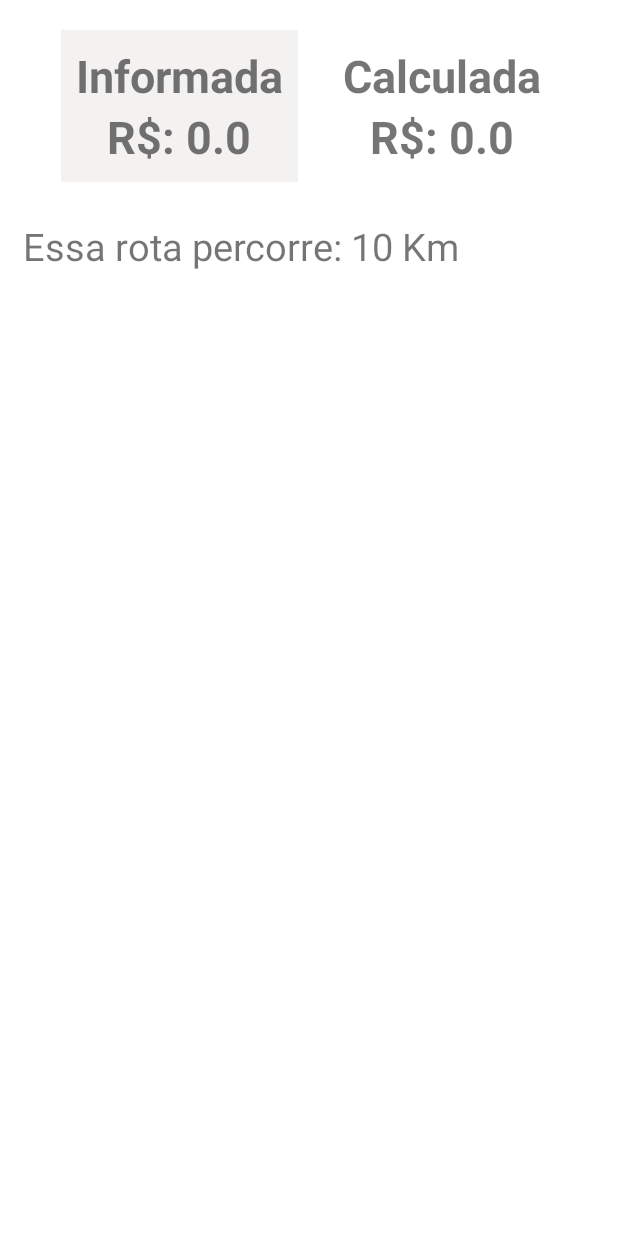
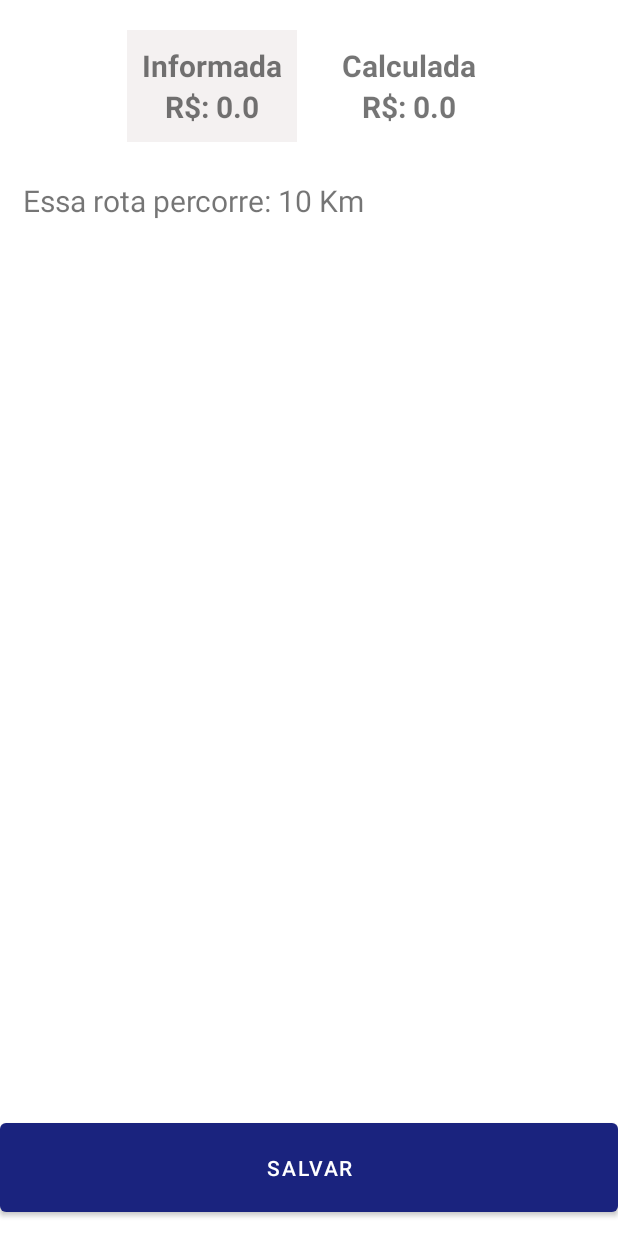
Before and after one commit to luizsfl/custoFrete, an Android app: the fragment CalculoRotaFragment placed in its activity, on a phone screen of 412 x 824 dp. Run offline under Robolectric (Android 15) with nearby library versions, the phone set to English and light mode, and no system bars; our stand-ins replace Firebase (no records; nobody signed in at launch, a user with empty details on screens opened directly); libraries missing offline, so code that uses them is left out: com.squareup.okhttp; 5 statements that could not run were skipped.

Commit message:
Inicio do salvamento da entregaRota

```diff
--- a/app/src/main/java/com/example/custofrete/data/di/AppModule.kt
+++ b/app/src/main/java/com/example/custofrete/data/di/AppModule.kt
@@ -1,15 +1,23 @@
 package com.example.custofrete.data.di
 
 import com.example.custofrete.data.repository.remoteDataSource.dao.DadosVeiculoDao
+import com.example.custofrete.data.repository.remoteDataSource.dao.EntregaRotaDao
 import com.example.custofrete.data.repository.remoteDataSource.dao.UsuarioDao
 import com.example.custofrete.data.repository.remoteDataSource.dataSource.dadosVeiculo.DadosVeiculoDataSource
 import com.example.custofrete.data.repository.remoteDataSource.dataSource.dadosVeiculo.DadosVeiculoDataSourceImp
+import com.example.custofrete.data.repository.remoteDataSource.dataSource.entregaRota.EntregaRotaDataSource
+import com.example.custofrete.data.repository.remoteDataSource.dataSource.entregaRota.EntregaRotaDataSourceImp
 import com.example.custofrete.data.repository.remoteDataSource.dataSource.usuario.UsuarioDataSource
 import com.example.custofrete.data.repository.remoteDataSource.dataSource.usuario.UsuarioDataSourceImp
 import com.example.custofrete.data.repository.repositoryImp.DadosVeiculoRepositoryImp
+import com.example.custofrete.data.repository.repositoryImp.EntregaRotaRepositoryImp
 import com.example.custofrete.data.repository.repositoryImp.UsuarioRepositoryImp
 import com.example.custofrete.domain.repository.DadosVeiculoRepository
+import com.example.custofrete.domain.repository.EntregaRotaRepository
 import com.example.custofrete.domain.repository.UsuarioRepository
+import com.example.custofrete.domain.useCase.entregaRota.EntregaRotaAddUseCase
+import com.example.custofrete.domain.useCase.entregaRota.EntregaRotaInteractor
+import com.example.custofrete.domain.useCase.entregaRota.EntregaRotaInteractorImp
 import com.example.custofrete.domain.useCase.usuario.UsuarioAddUseCase
 import com.example.custofrete.domain.useCase.usuario.UsuarioInteractor
 import com.example.custofrete.domain.useCase.usuario.UsuarioInteractorImp
@@ -19,7 +27,7 @@ import com.example.custofrete.domain.useCase.veiculo.DadosVeiculoGetUseCase
 import com.example.custofrete.domain.useCase.veiculo.DadosVeiculoInteractor
 import com.example.custofrete.domain.useCase.veiculo.DadosVeiculoInteractorImp
 import com.example.custofrete.presentation.cadastroLogin.CadastroLoginViewModel
-import com.example.custofrete.presentation.calculo.CalculoRotaViewModel
+import com.example.custofrete.presentation.calculoRota.CalculoRotaViewModel
 import com.example.custofrete.presentation.dadosVeiculo.DadosVeiculoViewModel
 import com.example.custofrete.presentation.login.LoginViewModel
 import org.koin.androidx.viewmodel.dsl.viewModel
@@ -29,18 +37,21 @@ import org.koin.dsl.module
 val daoModule = module {
     factory { UsuarioDao() }
     factory { DadosVeiculoDao() }
+    factory { EntregaRotaDao() }
 
 }
 
 val dataSourceModule = module {
     factory<UsuarioDataSource> { UsuarioDataSourceImp(usuarioDao = get()) }
     factory<DadosVeiculoDataSource> { DadosVeiculoDataSourceImp(dadosVeiculoDao = get()) }
+    factory<EntregaRotaDataSource> { EntregaRotaDataSourceImp(entregaRotaDao = get()) }
 
 }
 
 val repositoryModule = module {
     factory<UsuarioRepository> { UsuarioRepositoryImp(usuarioDataSource = get()) }
     factory<DadosVeiculoRepository> { DadosVeiculoRepositoryImp(dadosVeiculoDataSource = get()) }
+    factory<EntregaRotaRepository> { EntregaRotaRepositoryImp(entregaRotaDataSource = get()) }
 
 }
 
@@ -49,6 +60,7 @@ val useCaseModule = module {
     factory { UsuarioLogadoUseCase(usuarioRepository = get()) }
     factory { DadosVeiculoAddUseCase(dadosVeiculoRepository = get()) }
     factory { DadosVeiculoGetUseCase(dadosVeiculoRepository = get()) }
+    factory { EntregaRotaAddUseCase(entregaRotaRepository = get()) }
 
 
 }
@@ -56,6 +68,7 @@ val useCaseModule = module {
 val interactorModule = module {
     factory<UsuarioInteractor> {UsuarioInteractorImp(usuarioAddUseCase = get(),usuarioVerificarUsuarioLogadoUseCase=get()) }
     factory<DadosVeiculoInteractor> {DadosVeiculoInteractorImp(dadosVeiculoAddUseCase = get(), dadosVeiculoGetUseCase = get()) }
+    factory<EntregaRotaInteractor> {EntregaRotaInteractorImp(entregaRotaAddUseCase = get()) }
 
 }
 
@@ -74,7 +87,7 @@ val viewModel = module {
     }
 
     viewModel {
-        CalculoRotaViewModel()
+        CalculoRotaViewModel(entregaRotaInteractor = get())
     }
 
 }
--- /dev/null
+++ b/app/src/main/java/com/example/custofrete/data/repository/remoteDataSource/dataSource/entregaRota/EntregaRotaDataSource.kt
@@ -0,0 +1,9 @@
+package com.example.custofrete.data.repository.remoteDataSource.dataSource.entregaRota
+
+import com.example.custofrete.domain.model.Entrega
+import kotlinx.coroutines.flow.Flow
+
+
+interface EntregaRotaDataSource {
+    fun addEntregaRota(entrega: Entrega): Flow<Entrega>
+}
--- /dev/null
+++ b/app/src/main/java/com/example/custofrete/data/repository/remoteDataSource/dataSource/entregaRota/EntregaRotaDataSourceImp.kt
@@ -0,0 +1,11 @@
+package com.example.custofrete.data.repository.remoteDataSource.dataSource.entregaRota
+
+import com.example.custofrete.data.repository.remoteDataSource.dao.EntregaRotaDao
+import com.example.custofrete.domain.model.Entrega
+import kotlinx.coroutines.flow.Flow
+
+class EntregaRotaDataSourceImp(
+    private val entregaRotaDao: EntregaRotaDao
+) : EntregaRotaDataSource {
+    override fun addEntregaRota(entrega: Entrega): Flow<Entrega> = entregaRotaDao.addEntregaRota(entrega)
+}
--- /dev/null
+++ b/app/src/main/java/com/example/custofrete/data/repository/repositoryImp/EntregaRotaRepositoryImp.kt
@@ -0,0 +1,12 @@
+package com.example.custofrete.data.repository.repositoryImp
+
+import com.example.custofrete.data.repository.remoteDataSource.dataSource.entregaRota.EntregaRotaDataSource
+import com.example.custofrete.domain.model.Entrega
+import com.example.custofrete.domain.repository.EntregaRotaRepository
+import kotlinx.coroutines.flow.Flow
+
+class EntregaRotaRepositoryImp(
+    private val entregaRotaDataSource: EntregaRotaDataSource
+): EntregaRotaRepository {
+    override fun addEntregaRota(entrega: Entrega): Flow<Entrega> = entregaRotaDataSource.addEntregaRota(entrega)
+}
--- a/app/src/main/java/com/example/custofrete/domain/model/Entrega.kt
+++ b/app/src/main/java/com/example/custofrete/domain/model/Entrega.kt
@@ -3,5 +3,7 @@ package com.example.custofrete.domain.model
 data class Entrega(
     val dadosVeiculo: DadosVeiculo,
     val custoViagem: CustoViagem?,
-    val listaRotas : List<Rota>?
-):java.io.Serializable
+    val listaRotas : List<Rota>?,
+    var idUsuario: String = "",
+    var tipoTela: Int = 0
+    ):java.io.Serializable
--- /dev/null
+++ b/app/src/main/java/com/example/custofrete/domain/repository/EntregaRotaRepository.kt
@@ -0,0 +1,8 @@
+package com.example.custofrete.domain.repository
+
+import com.example.custofrete.domain.model.Entrega
+import kotlinx.coroutines.flow.Flow
+
+interface EntregaRotaRepository {
+    fun addEntregaRota(entrega: Entrega): Flow<Entrega>
+}
--- /dev/null
+++ b/app/src/main/java/com/example/custofrete/domain/useCase/entregaRota/EntregaRotaAddUseCase.kt
@@ -0,0 +1,11 @@
+package com.example.custofrete.domain.useCase.entregaRota
+
+import com.example.custofrete.domain.model.Entrega
+import com.example.custofrete.domain.repository.EntregaRotaRepository
+
+class EntregaRotaAddUseCase(
+    private val entregaRotaRepository: EntregaRotaRepository
+) {
+    operator fun invoke(entrega: Entrega) =
+        entregaRotaRepository.addEntregaRota(entrega)
+}
--- /dev/null
+++ b/app/src/main/java/com/example/custofrete/domain/useCase/entregaRota/EntregaRotaInteractor.kt
@@ -0,0 +1,8 @@
+package com.example.custofrete.domain.useCase.entregaRota
+
+import com.example.custofrete.domain.model.Entrega
+import kotlinx.coroutines.flow.Flow
+
+interface EntregaRotaInteractor {
+    fun addEntregaRota(entrega: Entrega): Flow<Entrega>
+}
--- /dev/null
+++ b/app/src/main/java/com/example/custofrete/domain/useCase/entregaRota/EntregaRotaInteractorImp.kt
@@ -0,0 +1,11 @@
+package com.example.custofrete.domain.useCase.entregaRota
+
+import com.example.custofrete.domain.model.Entrega
+import kotlinx.coroutines.flow.Flow
+
+class EntregaRotaInteractorImp(
+    private val entregaRotaAddUseCase: EntregaRotaAddUseCase
+) : EntregaRotaInteractor {
+
+    override fun addEntregaRota(entrega: Entrega): Flow<Entrega>  = entregaRotaAddUseCase.invoke(entrega)
+}
--- /dev/null
+++ b/app/src/main/java/com/example/custofrete/presentation/calculoRota/CalculoRotaViewModel.kt
@@ -0,0 +1,56 @@
+package com.example.custofrete.presentation.calculoRota
+
+import androidx.lifecycle.LiveData
+import androidx.lifecycle.MutableLiveData
+import androidx.lifecycle.ViewModel
+import androidx.lifecycle.viewModelScope
+import com.example.custofrete.domain.model.DadosVeiculo
+import com.example.custofrete.domain.model.Entrega
+import com.example.custofrete.domain.model.Rota
+import com.example.custofrete.domain.useCase.entregaRota.EntregaRotaInteractor
+import com.example.custofrete.presentation.ViewStateCustoCalculado
+import com.example.custofrete.presentation.ViewStateDadosVeiculo
+import com.example.custofrete.presentation.ViewStateEntregaRota
+import kotlinx.coroutines.flow.catch
+import kotlinx.coroutines.flow.onStart
+import kotlinx.coroutines.launch
+
+
+class CalculoRotaViewModel (
+    private val entregaRotaInteractor: EntregaRotaInteractor
+): ViewModel(){
+
+    private var _viewStateCustoRotaCalculada = MutableLiveData<ViewStateCustoCalculado>()
+    var viewStateCustoRotaCalculada: LiveData<ViewStateCustoCalculado> = _viewStateCustoRotaCalculada
+
+    private var _viewStateEntregaRota = MutableLiveData<ViewStateEntregaRota>()
+    var viewStateEntregaRota: LiveData<ViewStateEntregaRota> = _viewStateEntregaRota
+
+    fun getDistanciaRotaCalculada(listRota: List<Rota>?) {
+        _viewStateCustoRotaCalculada.postValue(ViewStateCustoCalculado.sucessoCustoCalculado(distanciaRotaCalculada(listRota)))
+    }
+
+
+    private fun distanciaRotaCalculada(listRota: List<Rota>?):Double {
+        var valorMetroSequencia = 0.0
+        listRota?.forEach {
+            valorMetroSequencia += it.valorDistance.value
+        }
+
+        val random = valorMetroSequencia / 1000
+
+        return random
+    }
+
+    fun addEntregaRota(entrega: Entrega) {
+        viewModelScope.launch {
+            entregaRotaInteractor.addEntregaRota(entrega)
+                .onStart { _viewStateEntregaRota.value = ViewStateEntregaRota.Loading(loading = true) }
+                .catch {
+                    _viewStateEntregaRota.value = ViewStateEntregaRota.Failure(messengerError = it.message.orEmpty())
+                }
+                .collect { _viewStateEntregaRota.value = ViewStateEntregaRota.sucesso(it)}
+        }
+    }
+
+}
--- a/app/src/main/res/layout/fragment_calculo.xml
+++ b/app/src/main/res/layout/fragment_calculo.xml
@@ -4,7 +4,7 @@
     android:layout_width="match_parent"
     android:layout_height="match_parent"
     xmlns:app="http://schemas.android.com/apk/res-auto"
-    tools:context=".presentation.calculo.CalculoRotaFragment">
+    tools:context=".presentation.calculoRota.CalculoRotaFragment">
 
     <androidx.constraintlayout.widget.ConstraintLayout
         android:layout_width="match_parent"
@@ -35,7 +35,7 @@
                     android:layout_height="wrap_content"
                     android:text="Informada"
                     android:textStyle="bold"
-                    android:textSize="30sp"
+                    android:textSize="20sp"
                     android:gravity="center"
                     />
 
@@ -45,7 +45,7 @@
                     android:layout_height="wrap_content"
                     android:text="R$: 0.0"
                     android:textStyle="bold"
-                    android:textSize="30sp"
+                    android:textSize="20sp"
                     android:gravity="center"
                     />
 
@@ -66,7 +66,7 @@
                     android:layout_height="wrap_content"
                     android:text="Calculada"
                     android:textStyle="bold"
-                    android:textSize="30sp"
+                    android:textSize="20sp"
                     android:gravity="center"
                     />
 
@@ -76,7 +76,7 @@
                     android:layout_height="wrap_content"
                     android:text="R$: 0.0"
                     android:textStyle="bold"
-                    android:textSize="30sp"
+                    android:textSize="20sp"
                     android:gravity="center"
                     />
             </LinearLayout>
@@ -91,7 +91,7 @@
             android:layout_width="match_parent"
             android:layout_height="wrap_content"
             android:text="Essa rota percorre: 10 Km"
-            android:textSize="25sp"
+            android:textSize="20sp"
             android:layout_margin="15dp"
             app:layout_constraintStart_toStartOf="parent"
             app:layout_constraintTop_toBottomOf="@+id/ln_butons"
@@ -110,6 +110,19 @@
             app:layout_constraintBottom_toBottomOf="parent"
             />
 
+
+
+        <Button
+            android:id="@+id/bt_salvar"
+            android:layout_width="match_parent"
+            android:layout_height="wrap_content"
+            app:layout_constraintEnd_toEndOf="parent"
+            app:layout_constraintBottom_toBottomOf="parent"
+            android:layout_marginBottom="10dp"
+            android:padding="20dp"
+            android:text="Salvar"
+            />
+
     </androidx.constraintlayout.widget.ConstraintLayout>
 
 
--- a/app/src/main/res/layout/fragment_home.xml
+++ b/app/src/main/res/layout/fragment_home.xml
@@ -40,7 +40,7 @@
             <TextView
                 android:layout_width="210dp"
                 android:layout_height="wrap_content"
-                android:text="Calculo pelo km informado"
+                android:text="Valor calculo pelo km informado"
                 android:textColor="@color/white"
                 android:textSize="20sp"
                 android:layout_marginTop="10dp"
@@ -102,7 +102,7 @@
             <TextView
                 android:layout_width="210dp"
                 android:layout_height="wrap_content"
-                android:text="Calculo pela rota informado"
+                android:text="Calculo do Custo pela rota informado"
                 android:textColor="#1A237E"
                 android:textSize="20sp"
                 android:layout_marginTop="10dp"
--- a/app/src/main/res/navigation/nav_principal.xml
+++ b/app/src/main/res/navigation/nav_principal.xml
@@ -66,12 +66,15 @@
     </fragment>
     <fragment
         android:id="@+id/calculoFragment"
-        android:name="com.example.custofrete.presentation.calculo.CalculoRotaFragment"
+        android:name="com.example.custofrete.presentation.calculoRota.CalculoRotaFragment"
         android:label="fragment_calculo"
         tools:layout="@layout/fragment_calculo" >
         <argument
             android:name="entrega"
             app:argType="com.example.custofrete.domain.model.Entrega" />
+        <action
+            android:id="@+id/action_calculoFragment_to_dadosRotaFragment"
+            app:destination="@id/dadosRotaFragment" />
     </fragment>
     <fragment
         android:id="@+id/loginFragment"
@@ -104,4 +107,13 @@
         android:name="com.example.custofrete.presentation.calculoANTT.CalculoANTTFragment"
         android:label="fragment_calculo_a_n_t_t"
         tools:layout="@layout/fragment_calculo_a_n_t_t" />
+    <fragment
+        android:id="@+id/dadosRotaFragment"
+        android:name="com.example.custofrete.presentation.dadosRota.DadosRotaFragment"
+        android:label="fragment_dados_rota"
+        tools:layout="@layout/fragment_dados_rota" >
+        <argument
+            android:name="entrega"
+            app:argType="com.example.custofrete.domain.model.Entrega" />
+    </fragment>
 </navigation>
```
Also changed, not shown: app/src/main/java/com/example/custofrete/data/repository/remoteDataSource/dao/EntregaRotaDao.kt (added, +70 -0 lines), app/src/main/java/com/example/custofrete/presentation/ViewState.kt (+8 -0 lines), app/src/main/java/com/example/custofrete/presentation/calculo/CalculoRotaViewModel.kt (deleted, +0 -32 lines), app/src/main/java/com/example/custofrete/presentation/calculoRota/CalculoRotaFragment.kt (renamed from app/src/main/java/com/example/custofrete/presentation/calculo/CalculoRotaFragment.kt, +50 -3 lines), app/src/main/java/com/example/custofrete/presentation/dadosRota/DadosRotaFragment.kt (added, +29 -0 lines), app/src/main/res/layout/fragment_dados_rota.xml (added, +14 -0 lines), app/src/main/res/layout/fragment_rotas.xml (+30 -23 lines).
